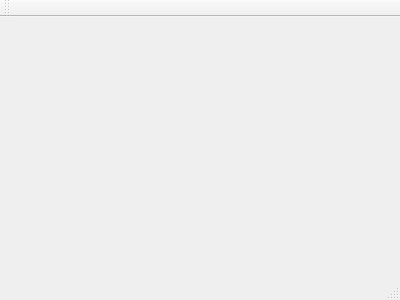
Before: the Qt Designer form 2/homework 3/task_3_2/mainwindow.ui in Dervun/Homeworks, drawn with Qt 5.
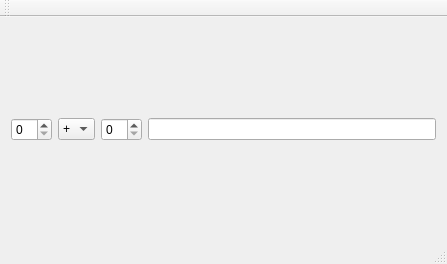
After: the same form once the commit is applied. Custom widgets are drawn as their Qt base class.

Commit message: В графическом редакторе всё работает. Когда изменяю размер окна, мои виджеты красиво подстраиваются, но стоит запустить программу - нет никакой компоновки. Я не знаю, что не так с Qt.

```diff
--- a/2/homework 3/task_3_2/mainwindow.ui
+++ b/2/homework 3/task_3_2/mainwindow.ui
@@ -1,40 +1,25 @@
 <?xml version="1.0" encoding="UTF-8"?>
 <ui version="4.0">
- <class>Calculator</class>
- <widget class="QMainWindow" name="Calculator">
+ <class>MainWindow</class>
+ <widget class="QMainWindow" name="MainWindow">
   <property name="geometry">
    <rect>
     <x>0</x>
     <y>0</y>
-    <width>400</width>
-    <height>300</height>
+    <width>447</width>
+    <height>264</height>
    </rect>
   </property>
   <property name="windowTitle">
-   <string>Calculator</string>
+   <string>MainWindow</string>
   </property>
-  <widget class="QWidget" name="centralWidget">
-   <widget class="QWidget" name="horizontalLayoutWidget">
-    <property name="geometry">
-     <rect>
-      <x>50</x>
-      <y>100</y>
-      <width>261</width>
-      <height>22</height>
-     </rect>
-    </property>
+  <widget class="QHBoxLatout" name="centralWidget">
     <layout class="QHBoxLayout" name="horizontalLayout">
      <item>
       <widget class="QSpinBox" name="firstValue"/>
      </item>
      <item>
       <widget class="QComboBox" name="operation">
-       <property name="sizePolicy">
-        <sizepolicy hsizetype="Minimum" vsizetype="Fixed">
-         <horstretch>0</horstretch>
-         <verstretch>0</verstretch>
-        </sizepolicy>
-       </property>
        <item>
         <property name="text">
          <string>+</string>
@@ -61,24 +46,16 @@
       <widget class="QSpinBox" name="secondValue"/>
      </item>
      <item>
-      <widget class="QLineEdit" name="result">
-       <property name="sizePolicy">
-        <sizepolicy hsizetype="Maximum" vsizetype="Fixed">
-         <horstretch>0</horstretch>
-         <verstretch>0</verstretch>
-        </sizepolicy>
-       </property>
-      </widget>
+     <widget class="QLineEdit" name="result"/>
      </item>
     </layout>
    </widget>
-  </widget>
   <widget class="QMenuBar" name="menuBar">
    <property name="geometry">
     <rect>
      <x>0</x>
      <y>0</y>
-     <width>400</width>
+     <width>447</width>
      <height>21</height>
     </rect>
    </property>
@@ -94,6 +71,13 @@
   <widget class="QStatusBar" name="statusBar"/>
  </widget>
  <layoutdefault spacing="6" margin="11"/>
+ <customwidgets>
+  <customwidget>
+   <class>QHBoxLatout</class>
+   <extends>QWidget</extends>
+   <header>qhboxlatout.h</header>
+  </customwidget>
+ </customwidgets>
  <resources/>
  <connections/>
 </ui>
```
Lines whose indentation alone changed are shown as unchanged. The commit also changes 1 other file.
